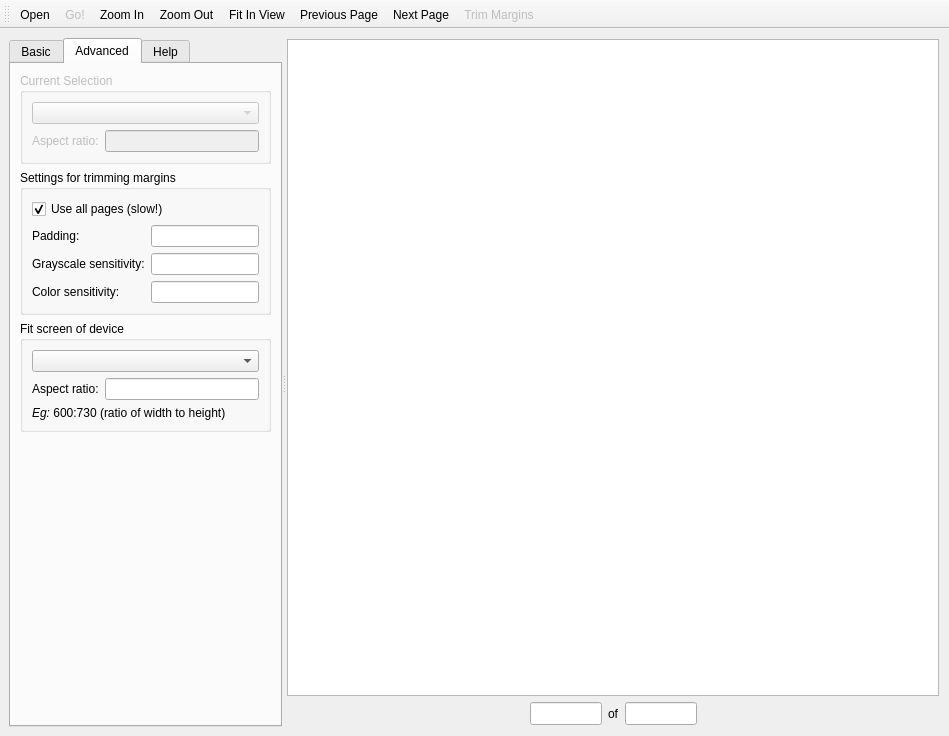
Old version of the form src/pdfframe/mainwindow.ui in the repository Ogekuri/PdfFrame.
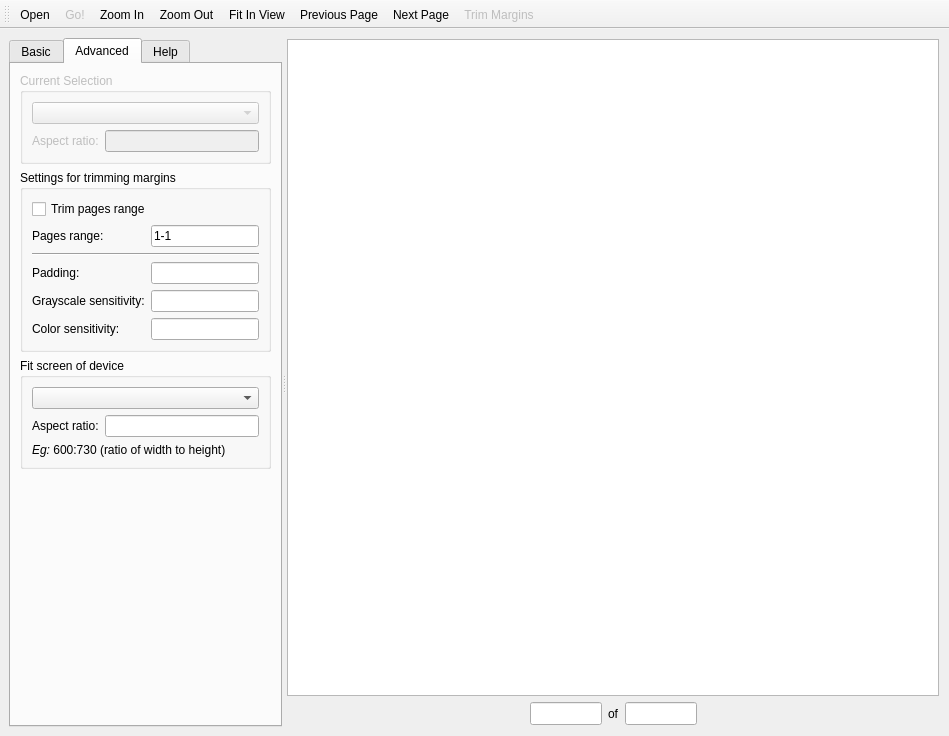
New version of the form. The open tabs and pages were chosen to show the change.

Commit message:
change(mainwindow): add trim pages range controls [useReq]
Update REQ-005/REQ-007 and add REQ-031 plus TST-010 coverage.

Replace Use all pages with Trim pages range and Pages range field.

Validate N-M range, apply range-bounded trimming, and add UI separator.

Update persistence keys, tests, WORKFLOW, and regenerated REFERENCES.

Patch:
```diff
--- a/src/pdfframe/mainwindow.ui
+++ b/src/pdfframe/mainwindow.ui
@@ -279,14 +279,38 @@
                <string>&lt;p&gt;If selected, all pages will be inspected (which can be very slow!) in order to determine the margins for auto trimming. Otherwise, only the current page is inspected.&lt;/p&gt;</string>
               </property>
               <property name="text">
-               <string>Use all pages (slow!)</string>
+                <string>Trim pages range</string>
               </property>
               <property name="checked">
-               <bool>true</bool>
+                <bool>false</bool>
               </property>
              </widget>
             </item>
             <item row="1" column="0">
+              <widget class="QLabel" name="labelTrimPagesRange">
+               <property name="text">
+                <string>Pages range:</string>
+               </property>
+              </widget>
+             </item>
+             <item row="1" column="1">
+              <widget class="QLineEdit" name="editTrimPagesRange">
+               <property name="toolTip">
+                <string>&lt;p&gt;Page range for trim margins when range mode is enabled.&lt;/p&gt;&lt;p&gt;Format: N-M (one-based, inclusive).&lt;/p&gt;</string>
+               </property>
+               <property name="text">
+                <string>1-1</string>
+               </property>
+              </widget>
+             </item>
+             <item row="2" column="0" colspan="2">
+              <widget class="Line" name="lineTrimPagesRangeSeparator">
+               <property name="orientation">
+                <enum>Qt::Horizontal</enum>
+               </property>
+              </widget>
+             </item>
+             <item row="3" column="0">
              <widget class="QLabel" name="labelPadding">
               <property name="toolTip">
                <string>&lt;p&gt;How much padding to use when trimming.&lt;/p&gt;&lt;p&gt;&lt;i&gt;Eg:&lt;/i&gt; 2 or 5,2 or 5,2,5,5 (interpreted as in CSS)&lt;/p&gt;</string>
@@ -296,7 +320,7 @@
               </property>
              </widget>
             </item>
-            <item row="1" column="1">
+             <item row="3" column="1">
              <widget class="QLineEdit" name="editPadding">
               <property name="toolTip">
                <string>&lt;p&gt;How much padding to use when trimming.&lt;/p&gt;&lt;p&gt;&lt;i&gt;Eg:&lt;/i&gt; 2 or 5,2 or 5,2,5,5 (interpreted as in CSS)&lt;/p&gt;</string>
@@ -306,7 +330,7 @@
               </property>
              </widget>
             </item>
-            <item row="2" column="0">
+             <item row="4" column="0">
              <widget class="QLabel" name="labelGrayscaleSensitivity">
                <property name="enabled">
                 <bool>true</bool>
@@ -319,7 +343,7 @@
                </property>
               </widget>
             </item>
-            <item row="2" column="1">
+             <item row="4" column="1">
              <widget class="QLineEdit" name="editGrayscaleSensitivity">
                <property name="enabled">
                 <bool>true</bool>
@@ -329,7 +353,7 @@
                </property>
               </widget>
             </item>
-            <item row="3" column="0">
+             <item row="5" column="0">
              <widget class="QLabel" name="labelSensitivity">
               <property name="enabled">
                <bool>true</bool>
@@ -339,7 +363,7 @@
               </property>
              </widget>
             </item>
-            <item row="3" column="1">
+             <item row="5" column="1">
              <widget class="QLineEdit" name="editSensitivity">
               <property name="enabled">
                <bool>true</bool>
```
Left out of the diff: 4 changed lines with no effect on the pictures. Lines whose indentation alone changed are shown as unchanged. The commit also changes 10 other files.
